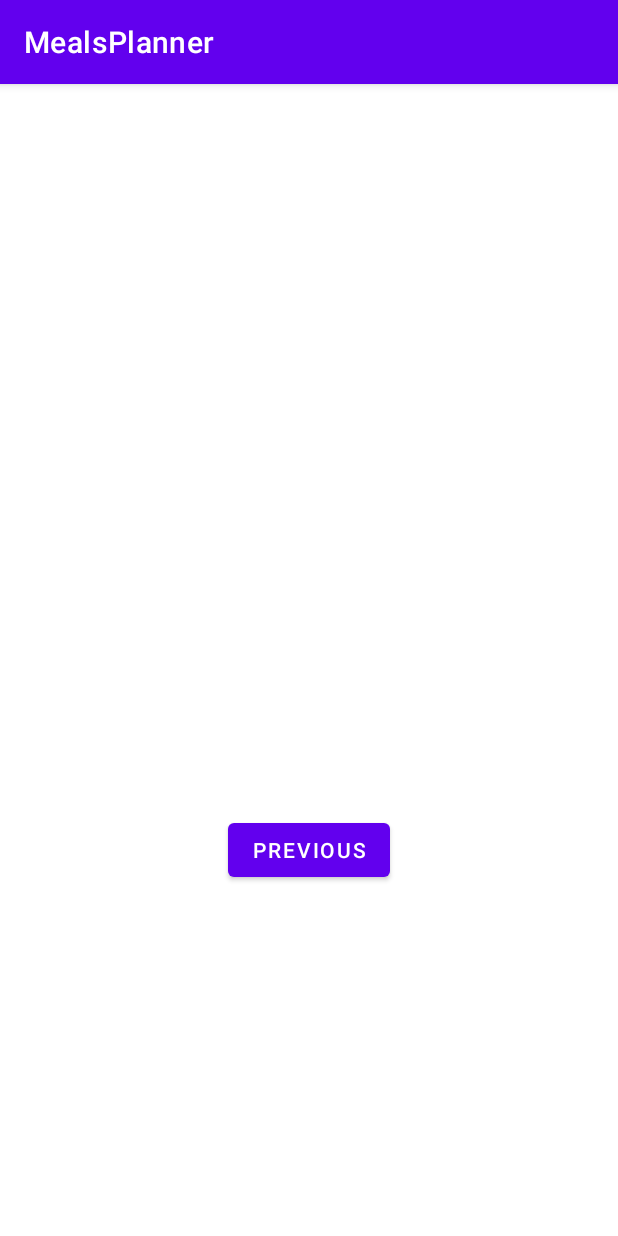
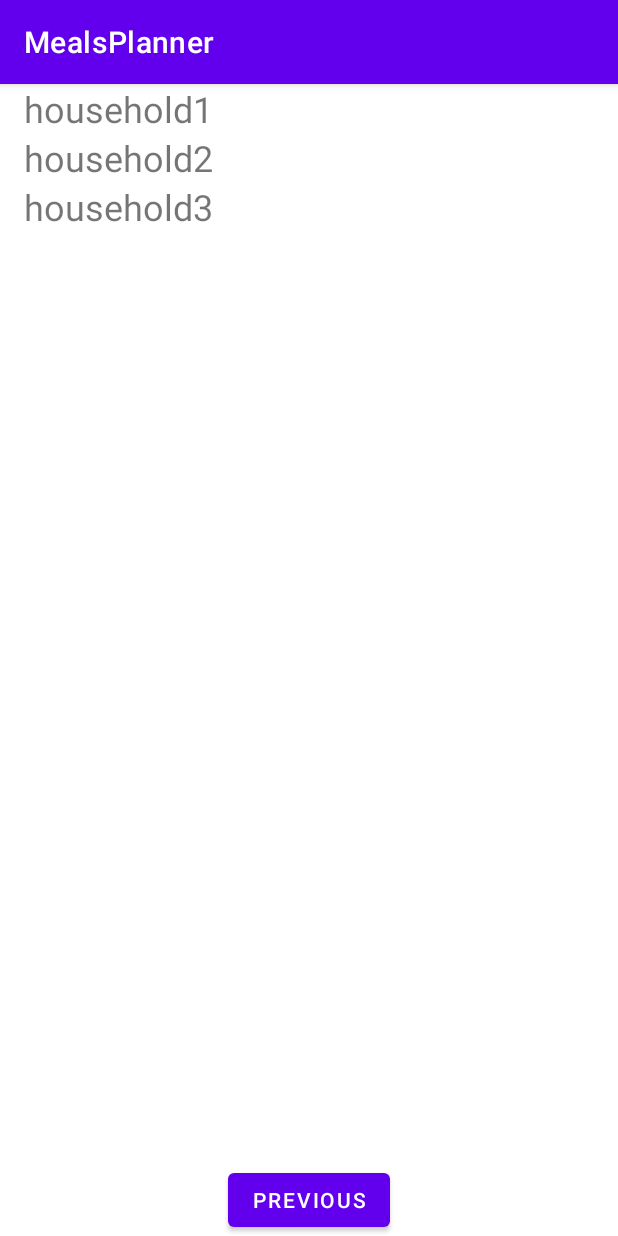
Before and after one commit to miquel-vv/grocery_app, an Android app: the fragment BrowseHouseholdsFragment shown on its own in the app's theme, on a phone screen of 412 x 824 dp. Run offline under Robolectric (Android 15) with nearby library versions, the phone set to English and light mode, and no system bars; our stand-ins replace Room's generated code; Roboto replaces fonts that are not available here.

Commit message:
Add recyclerview and dummy data for households.

```diff
--- a/app/build.gradle
+++ b/app/build.gradle
@@ -43,7 +43,7 @@ dependencies {
     implementation 'androidx.appcompat:appcompat:1.2.0'
     implementation 'com.google.android.material:material:1.3.0'
     implementation 'androidx.annotation:annotation:1.2.0'
-    implementation 'androidx.constraintlayout:constraintlayout:2.0.4'
+    implementation 'androidx.constraintlayout:constraintlayout:2.1.3'
     implementation 'androidx.lifecycle:lifecycle-livedata-ktx:2.3.1'
     implementation 'androidx.lifecycle:lifecycle-viewmodel-ktx:2.3.1'
     implementation 'androidx.legacy:legacy-support-v4:1.0.0'
--- /dev/null
+++ b/app/src/main/java/com/example/mealplanner/Util.kt
@@ -0,0 +1,6 @@
+package com.example.mealplanner
+
+import android.widget.TextView
+import androidx.recyclerview.widget.RecyclerView
+
+class TextItemViewHolder(val textView: TextView): RecyclerView.ViewHolder(textView);
--- a/app/src/main/java/com/example/mealplanner/data/model/models.kt
+++ b/app/src/main/java/com/example/mealplanner/data/model/models.kt
@@ -12,7 +12,7 @@ data class MemberLink(val isOwner: Boolean, val user:Link)
 data class Member(val isOwner: Boolean, val user:User)
 
 data class User(
-    val id:Number,
+    val id:Number = Int.MIN_VALUE,
     val firstName:String,
     val lastName:String,
     val email:String,
@@ -36,11 +36,11 @@ data class User(
 }
 
 data class Household(
-    val id:Number,
-    val url:Link,
+    val id:Number = Int.MIN_VALUE,
+    val url:Link = Link("s", "s"),
     val name:String,
-    val members:Array<MemberLink>,
-    val schedules:Array<Link>
+    val members:Array<MemberLink> = arrayOf(),
+    val schedules:Array<Link> = arrayOf()
 ) {
     override fun equals(other: Any?): Boolean {
         if (this === other) return true
--- a/app/src/main/java/com/example/mealplanner/ui/main/BrowseHouseholdsFragment.kt
+++ b/app/src/main/java/com/example/mealplanner/ui/main/BrowseHouseholdsFragment.kt
@@ -7,6 +7,9 @@ import android.view.View
 import android.view.ViewGroup
 import androidx.navigation.fragment.findNavController
 import com.example.mealplanner.R
+import com.example.mealplanner.data.model.Household
+import com.example.mealplanner.data.model.Link
+import com.example.mealplanner.data.model.Member
 import com.example.mealplanner.databinding.FragmentBrowseHouseholdsBinding
 
 
@@ -20,6 +23,11 @@ class BrowseHouseholdsFragment : Fragment() {
         savedInstanceState: Bundle?
     ): View? {
         _binding = FragmentBrowseHouseholdsBinding.inflate(inflater, container, false)
+
+        val householdData = listOf(Household(name = "household1"),Household(name = "household2"),Household(name = "household3"))
+        val adapter = HouseholdAdapter()
+        binding.households.adapter = adapter
+        adapter.data = householdData
         return binding.root
     }
 
--- /dev/null
+++ b/app/src/main/java/com/example/mealplanner/ui/main/HouseholdAdapter.kt
@@ -0,0 +1,31 @@
+package com.example.mealplanner.ui.main
+
+import android.view.LayoutInflater
+import android.view.ViewGroup
+import android.widget.TextView
+import androidx.recyclerview.widget.RecyclerView
+import com.example.mealplanner.R
+import com.example.mealplanner.TextItemViewHolder
+import com.example.mealplanner.data.model.Household
+
+
+class HouseholdAdapter:RecyclerView.Adapter<TextItemViewHolder>() {
+    var data = listOf<Household>()
+        set(value){
+            field = value
+            notifyDataSetChanged()
+        }
+
+    override fun getItemCount() = data.size
+
+    override fun onBindViewHolder(holder: TextItemViewHolder, position: Int) {
+        val item = data[position]
+        holder.textView.text = item.name;
+    }
+
+    override fun onCreateViewHolder(parent: ViewGroup, viewType: Int): TextItemViewHolder {
+        val layoutInflater = LayoutInflater.from(parent.context)
+        val view = layoutInflater.inflate(R.layout.household_list_item, parent, false) as TextView
+        return TextItemViewHolder(view)
+    }
+}
--- a/app/src/main/res/layout/activity_main.xml
+++ b/app/src/main/res/layout/activity_main.xml
@@ -15,7 +15,7 @@
             android:layout_width="match_parent"
             android:layout_height="?attr/actionBarSize"
             android:background="@color/teal_200"
-            app:popupTheme="@style/Theme.MealPlanner.PopupOverlay" />
+            app:popupTheme="@style/Theme.AppCompat.Light" />
 
     </com.google.android.material.appbar.AppBarLayout>
 
--- a/app/src/main/res/layout/fragment_browse_households.xml
+++ b/app/src/main/res/layout/fragment_browse_households.xml
@@ -6,14 +6,15 @@
     android:layout_height="match_parent"
     tools:context=".SecondFragment">
 
-    <TextView
-        android:id="@+id/textview_second"
-        android:layout_width="wrap_content"
-        android:layout_height="wrap_content"
-        app:layout_constraintBottom_toTopOf="@id/button_second"
+    <androidx.recyclerview.widget.RecyclerView
+        android:id="@+id/households"
+        android:layout_width="0dp"
+        android:layout_height="0dp"
+        app:layout_constraintBottom_toTopOf="@+id/button_second"
         app:layout_constraintEnd_toEndOf="parent"
         app:layout_constraintStart_toStartOf="parent"
-        app:layout_constraintTop_toTopOf="parent" />
+        app:layout_constraintTop_toTopOf="parent"
+        app:layoutManager="androidx.recyclerview.widget.LinearLayoutManager"/>
 
     <Button
         android:id="@+id/button_second"
@@ -22,6 +23,5 @@
         android:text="@string/previous"
         app:layout_constraintBottom_toBottomOf="parent"
         app:layout_constraintEnd_toEndOf="parent"
-        app:layout_constraintStart_toStartOf="parent"
-        app:layout_constraintTop_toBottomOf="@id/textview_second" />
+        app:layout_constraintStart_toStartOf="parent" />
 </androidx.constraintlayout.widget.ConstraintLayout>
--- /dev/null
+++ b/app/src/main/res/layout/household_list_item.xml
@@ -0,0 +1,7 @@
+<?xml version="1.0" encoding="utf-8"?>
+<TextView xmlns:android="http://schemas.android.com/apk/res/android"
+    android:textSize="24sp"
+    android:paddingStart="16dp"
+    android:paddingEnd="16dp"
+    android:layout_width="match_parent"
+    android:layout_height="wrap_content" />
```
